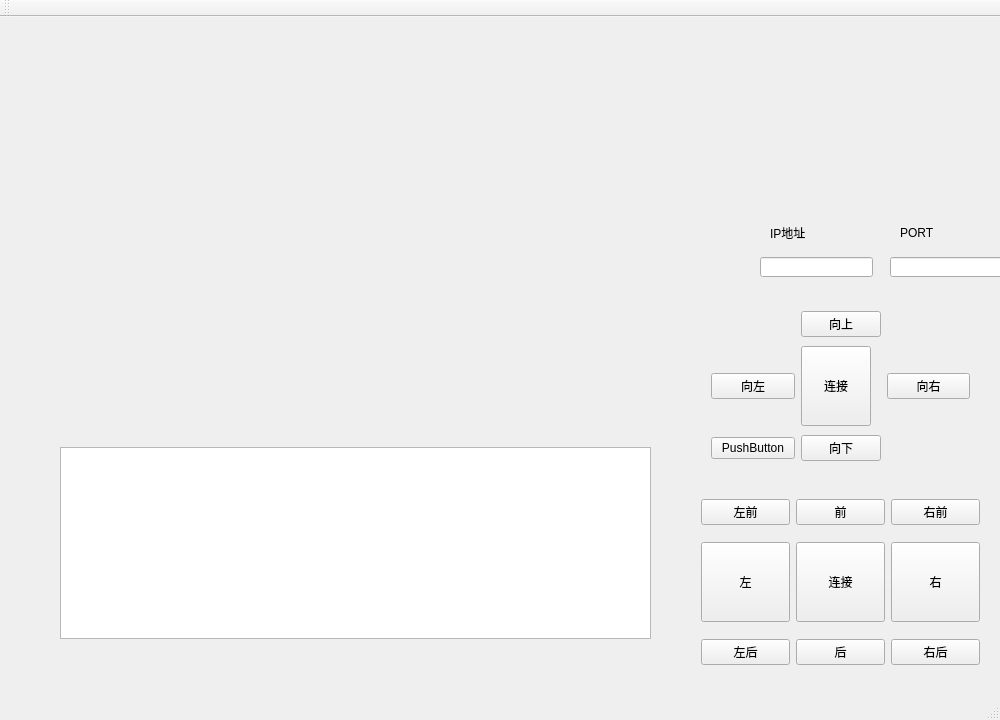
Above: robot/carControl/mainwindow.ui from yyjqr/Eangel before the change. Below: the same form after it.
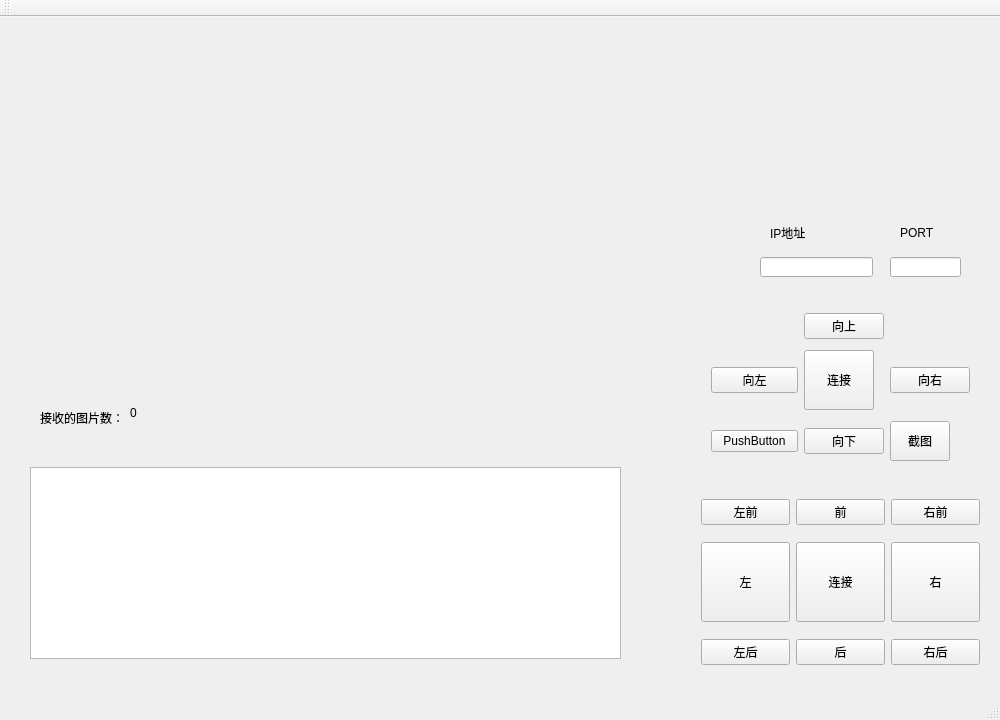
That is the form after the change.

Commit message: #14 初步采用队列，实时显示视频

Patch:
```diff
--- a/robot/carControl/mainwindow.ui
+++ b/robot/carControl/mainwindow.ui
@@ -167,13 +167,13 @@
        <property name="minimumSize">
         <size>
          <width>70</width>
-         <height>80</height>
+         <height>60</height>
         </size>
        </property>
        <property name="maximumSize">
         <size>
          <width>70</width>
-         <height>80</height>
+         <height>60</height>
         </size>
        </property>
        <property name="text">
@@ -202,13 +202,32 @@
        </property>
       </widget>
      </item>
+     <item row="2" column="2">
+      <widget class="QPushButton" name="pushButton_grab">
+       <property name="minimumSize">
+        <size>
+         <width>60</width>
+         <height>40</height>
+        </size>
+       </property>
+       <property name="maximumSize">
+        <size>
+         <width>60</width>
+         <height>40</height>
+        </size>
+       </property>
+       <property name="text">
+        <string>截图</string>
+       </property>
+      </widget>
+     </item>
     </layout>
    </widget>
    <widget class="QTextBrowser" name="textBrowser_log">
     <property name="geometry">
      <rect>
-      <x>60</x>
-      <y>430</y>
+      <x>30</x>
+      <y>450</y>
       <width>591</width>
       <height>192</height>
      </rect>
@@ -229,7 +248,7 @@
      <rect>
       <x>890</x>
       <y>240</y>
-      <width>113</width>
+      <width>71</width>
       <height>20</height>
      </rect>
     </property>
@@ -273,6 +292,32 @@
      <string>IP地址</string>
     </property>
    </widget>
+   <widget class="QLabel" name="label">
+    <property name="geometry">
+     <rect>
+      <x>40</x>
+      <y>390</y>
+      <width>91</width>
+      <height>21</height>
+     </rect>
+    </property>
+    <property name="text">
+     <string>接收的图片数：</string>
+    </property>
+   </widget>
+   <widget class="QLabel" name="label_RecvPictureNums">
+    <property name="geometry">
+     <rect>
+      <x>130</x>
+      <y>390</y>
+      <width>54</width>
+      <height>12</height>
+     </rect>
+    </property>
+    <property name="text">
+     <string>0</string>
+    </property>
+   </widget>
   </widget>
   <widget class="QMenuBar" name="menuBar">
    <property name="geometry">
```
The commit also changes 2 other files.
